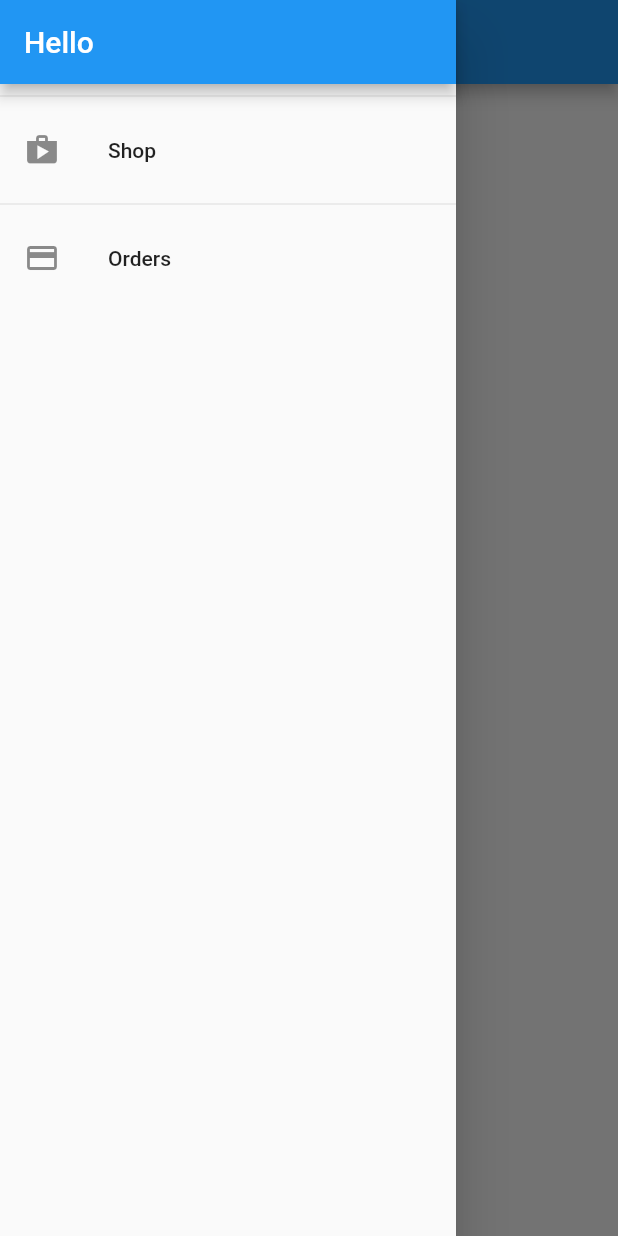
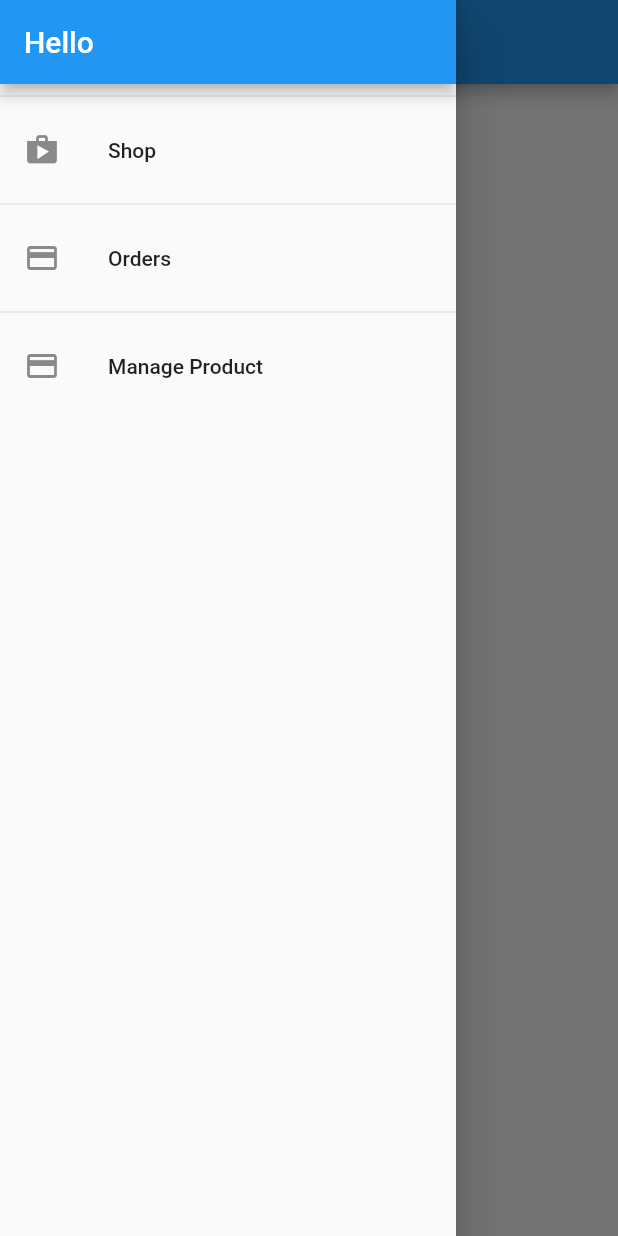
Before and after one commit to madison08/shop-app, a Flutter app: the OrderScreen screen opened by its route, with the side drawer open, on a phone screen of 412 x 824 dp. Run offline on Flutter 3.47's test engine with Material 2 defaults, Android fonts, the light colour scheme and no system bars; network calls fail.

Commit message:
add manage product page

```diff
--- a/lib/main.dart
+++ b/lib/main.dart
@@ -1,4 +1,5 @@
 import 'package:flutter/material.dart';
+
 import 'package:shop_app_provider/providers/cart.dart';
 import 'package:shop_app_provider/providers/orders.dart';
 import 'package:shop_app_provider/screens/cart_screen.dart';
@@ -6,6 +7,7 @@ import 'package:shop_app_provider/screens/orders_screen.dart';
 import 'package:shop_app_provider/screens/products_view_screen.dart';
 
 import 'package:provider/provider.dart';
+import 'package:shop_app_provider/screens/user_product_screen.dart';
 
 import './providers/product_provider.dart';
 
@@ -45,6 +47,7 @@ class MyApp extends StatelessWidget {
           ProductDetailScreen.routeName: (context) => ProductDetailScreen(),
           '/cart': (context) => CartScreen(),
           '/orders': (context) => OrderScreen(),
+          '/product-mange': (context) => UserProductsScreen(),
         },
       ),
     );
--- a/lib/widgets/appDrawer.dart
+++ b/lib/widgets/appDrawer.dart
@@ -32,6 +32,16 @@ class AppDrawer extends StatelessWidget {
               Navigator.pushReplacementNamed(context, "/orders");
             },
           ),
+          Divider(),
+          ListTile(
+            leading: Icon(
+              Icons.payment,
+            ),
+            title: Text("Manage Product"),
+            onTap: () {
+              Navigator.pushReplacementNamed(context, "/product-mange");
+            },
+          ),
         ],
       ),
     );
```
Also changed, not shown: lib/screens/user_product_screen.dart (added, +38 -0 lines), lib/widgets/userProductItem.dart (added, +42 -0 lines).
